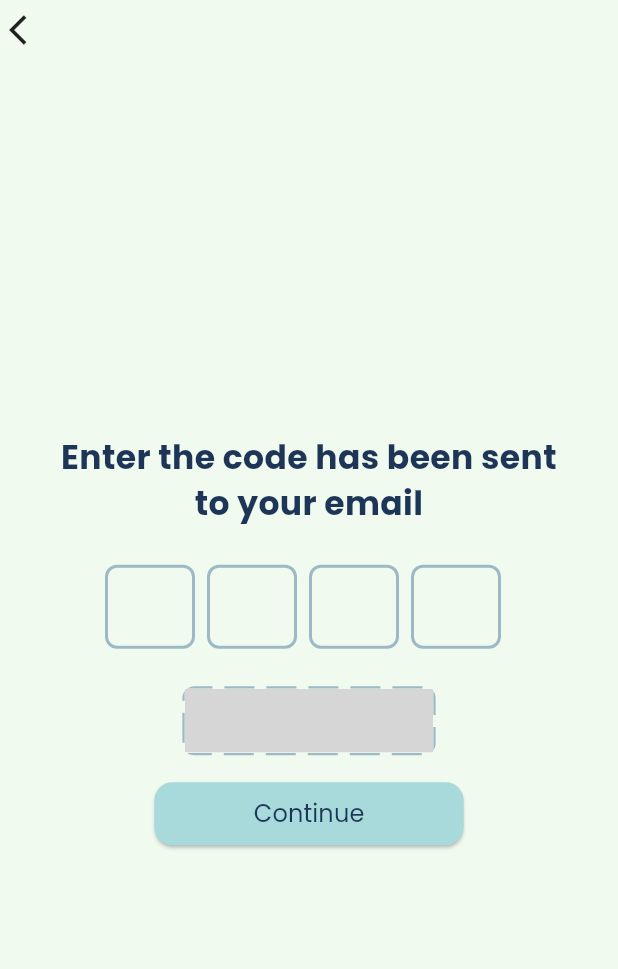
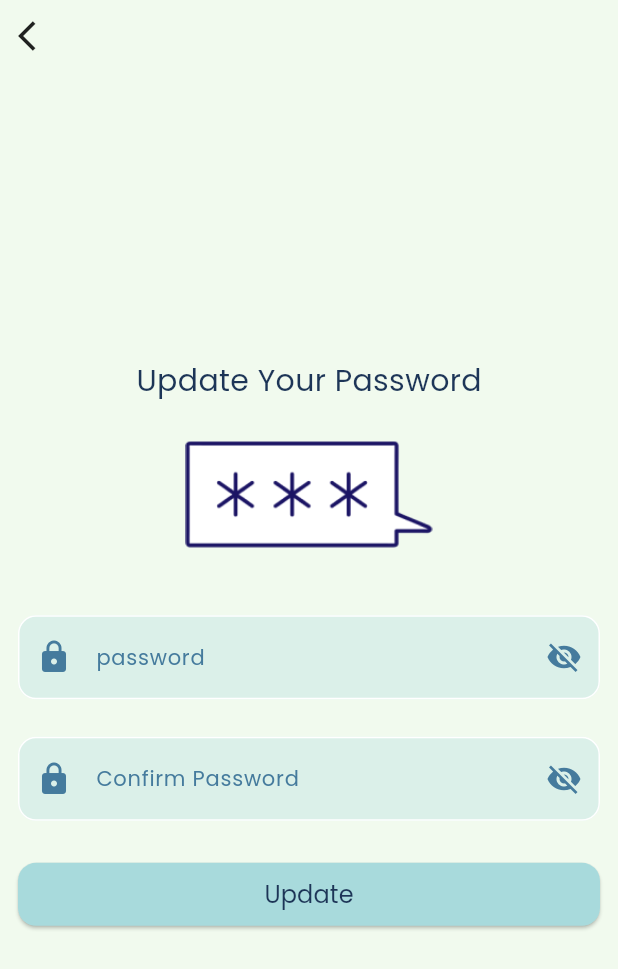
Before and after one commit to AbdelrhmanNashaat/TalentHub, a Flutter app: the VerifyCodeView screen opened directly, after a tap on "Continue", on a phone screen of 412 x 824 dp. Shown: the top 969 px of the screen. Run offline on Flutter 3.47's test engine with Material 3 defaults, Android fonts, the phone set to English and light mode, and no system bars; drawn by our look-alikes of dotted_border, flutter_otp_text_field; our stand-ins replace dio, firebase_auth, firebase_core, flutter_animate, flutter_bloc, fluttertoast and 5 more; missing offline and left inert: timer_button; accounts and stored records are empty; grey boxes are pictures that could not be loaded.

Commit message:
Refactor assets and add new images for forget password feature

```diff
--- a/lib/core/utils/assets.dart
+++ b/lib/core/utils/assets.dart
@@ -10,4 +10,6 @@ class Assets {
   static const String loginImage = 'assets/images/loginImage.png';
   static const String signUpImage = 'assets/images/signUpImage.png';
   static const String forgetPasswordImage = 'assets/images/resetPassImage.png';
+  static const String newPassword = 'assets/images/newPassword.png';
+  static const String updatePassword = 'assets/images/passwordUpdated.png';
 }
--- /dev/null
+++ b/lib/features/forget_password/presentation/views/new_pass_view.dart
@@ -0,0 +1,16 @@
+import 'package:flutter/material.dart';
+
+import '../../../../constant.dart';
+import 'new_pass_view_body.dart';
+
+class NewPassView extends StatelessWidget {
+  const NewPassView({super.key});
+
+  @override
+  Widget build(BuildContext context) {
+    return Scaffold(
+      backgroundColor: Constant.scaffoldColor,
+      body: const SafeArea(child: NewPassViewBody()),
+    );
+  }
+}
--- /dev/null
+++ b/lib/features/forget_password/presentation/views/new_pass_view_body.dart
@@ -0,0 +1,105 @@
+import 'package:flutter/material.dart';
+import 'package:hire_me/core/utils/assets.dart';
+import 'package:hire_me/core/utils/text_styles.dart';
+import 'package:hire_me/features/forget_password/presentation/views/chang_pass_success_view.dart';
+
+import '../../../../core/common/functions.dart';
+import '../../../../core/widgets/back_button.dart';
+import '../../../../core/widgets/button.dart';
+import '../../../../core/widgets/text_field.dart';
+
+class NewPassViewBody extends StatefulWidget {
+  const NewPassViewBody({super.key});
+
+  @override
+  State<NewPassViewBody> createState() => _NewPassViewBodyState();
+}
+
+class _NewPassViewBodyState extends State<NewPassViewBody> {
+  final _formKey = GlobalKey<FormState>();
+  @override
+  Widget build(BuildContext context) {
+    var size = MediaQuery.of(context).size;
+    return Padding(
+      padding: const EdgeInsets.symmetric(horizontal: 12),
+      child: Form(
+        key: _formKey,
+        child: Column(
+          crossAxisAlignment: CrossAxisAlignment.start,
+          children: [
+            const SizedBox(height: 12),
+            const CustomBackWidget(),
+            const Spacer(),
+            Center(
+              child: Text(
+                'Update Your Password',
+                style: CustomTextStyles.style16Medium.copyWith(fontSize: 20),
+              ),
+            ),
+            const SizedBox(height: 25),
+            Center(
+              child: Image.asset(
+                Assets.newPassword,
+                width: size.width * 0.4,
+              ),
+            ),
+            const SizedBox(height: 45),
+            CustomTextField(
+              controller: TextEditingController(),
+              hintText: 'password',
+              prefixIcon: Icons.lock,
+              obscureText: true,
+              validationValue: (value) {
+                if (value == null || value.isEmpty) {
+                  return 'Password is required';
+                }
+                if (value.length < 6) {
+                  return 'Password must be at least 6 characters';
+                }
+                if (!RegExp(r'[A-Z]').hasMatch(value)) {
+                  return 'Password must contain at least one uppercase letter';
+                }
+                if (!RegExp(r'[0-9]').hasMatch(value)) {
+                  return 'Password must contain at least one number';
+                }
+                if (!RegExp(r'[!@#$%^&*(),.?":{}|<>]').hasMatch(value)) {
+                  return 'Password must contain at least one special character';
+                }
+                return null;
+              },
+            ),
+            const SizedBox(height: 25),
+            CustomTextField(
+              hintText: 'Confirm Password',
+              obscureText: true,
+              prefixIcon: Icons.lock,
+              validationValue: (value) {
+                if (value == null || value.isEmpty) {
+                  return 'Confirm Password is required';
+                }
+                // if (value != signUpCubit.passwordController.text) {
+                //   return 'Passwords do not match';
+                // }
+                return null;
+              },
+              controller: TextEditingController(),
+            ),
+            const SizedBox(height: 25),
+            CustomButton(
+              text: 'Update',
+              onPressed: () {
+                CommonFunctions().navWithReplacement(
+                  context: context,
+                  pageName: const ChangPassSuccessView(),
+                );
+                if (_formKey.currentState!.validate()) {}
+              },
+              size: size,
+            ),
+            const Spacer(),
+          ],
+        ),
+      ),
+    );
+  }
+}
--- a/lib/features/forget_password/presentation/views/verify_code_view_body.dart
+++ b/lib/features/forget_password/presentation/views/verify_code_view_body.dart
@@ -1,14 +1,11 @@
-import 'package:dotted_border/dotted_border.dart';
 import 'package:flutter/material.dart';
-import 'package:flutter_otp_text_field/flutter_otp_text_field.dart';
 import 'package:hire_me/core/utils/text_styles.dart';
-import 'package:timer_button/timer_button.dart';
-
-import '../../../../constant.dart';
+import 'package:hire_me/features/forget_password/presentation/views/new_pass_view.dart';
 import '../../../../core/common/functions.dart';
 import '../../../../core/widgets/back_button.dart';
 import '../../../../core/widgets/button.dart';
-import 'verify_code_view.dart';
+import 'widgets/otp_widget.dart';
+import 'widgets/resend_code_widget.dart';
 
 class VerifyCodeViewBody extends StatelessWidget {
   const VerifyCodeViewBody({super.key});
@@ -17,11 +14,11 @@ class VerifyCodeViewBody extends StatelessWidget {
   Widget build(BuildContext context) {
     final Size size = MediaQuery.of(context).size;
     return Padding(
-      padding: const EdgeInsets.symmetric(horizontal: 6),
+      padding: const EdgeInsets.symmetric(horizontal: 12),
       child: Column(
         crossAxisAlignment: CrossAxisAlignment.start,
         children: [
-          const SizedBox(height: 8),
+          const SizedBox(height: 12),
           const CustomBackWidget(),
           const Spacer(),
           Center(
@@ -29,9 +26,7 @@ class VerifyCodeViewBody extends StatelessWidget {
               children: [
                 Text(
                   'Enter the code has been sent\nto your email',
-                  style: CustomTextStyles.style24Bold.copyWith(
-                    fontSize: 22,
-                  ),
+                  style: CustomTextStyles.style24Bold.copyWith(fontSize: 22),
                   textAlign: TextAlign.center,
                 ),
                 const SizedBox(height: 25),
@@ -44,7 +39,7 @@ class VerifyCodeViewBody extends StatelessWidget {
                   onPressed: () {
                     CommonFunctions().navWithoutReplacement(
                       context: context,
-                      pageName: const VerifyCodeView(),
+                      pageName: const NewPassView(),
                     );
                   },
                   size: size,
@@ -59,69 +54,3 @@ class VerifyCodeViewBody extends StatelessWidget {
     );
   }
 }
-
-class ResendCodeWidget extends StatelessWidget {
-  const ResendCodeWidget({
-    super.key,
-    required this.size,
-  });
-
-  final Size size;
-
-  @override
-  Widget build(BuildContext context) {
-    return ClipRRect(
-      borderRadius: BorderRadius.circular(8),
-      child: DottedBorder(
-        color: Constant.borderColor,
-        radius: const Radius.circular(8),
-        strokeWidth: 3,
-        dashPattern: const [
-          20,
-          8,
-        ],
-        child: SizedBox(
-          width: size.width * 0.4,
-          height: 42,
-          child: TimerButton.builder(
-            resetTimerOnPressed: true,
-            builder: (context, timeLeft) {
-              return Center(
-                child: Text(
-                  timeLeft > 0 ? "try again in $timeLeft" : "Resend Code",
-                  style: CustomTextStyles.style16Medium.copyWith(
-                    fontSize: 14,
-                    color: timeLeft > 0 ? Colors.red : Constant.iconColor,
-                  ),
-                ),
-              );
-            },
-            onPressed: () {},
-            timeOutInSeconds: 60,
-          ),
-        ),
-      ),
-    );
-  }
-}
-
-class OtpWidget extends StatelessWidget {
-  const OtpWidget({
-    super.key,
-  });
-
-  @override
-  Widget build(BuildContext context) {
-    return OtpTextField(
-      borderWidth: 2,
-      fieldWidth: 60,
-      borderRadius: BorderRadius.circular(8),
-      numberOfFields: 4,
-      enabledBorderColor: Constant.borderColor,
-      focusedBorderColor: Constant.iconColor,
-      showFieldAsBox: true,
-      onCodeChanged: (String code) {},
-      onSubmit: (String verificationCode) {},
-    );
-  }
-}
--- /dev/null
+++ b/lib/features/forget_password/presentation/views/widgets/otp_widget.dart
@@ -0,0 +1,25 @@
+import 'package:flutter/material.dart';
+import 'package:flutter_otp_text_field/flutter_otp_text_field.dart';
+
+import '../../../../../constant.dart';
+
+class OtpWidget extends StatelessWidget {
+  const OtpWidget({
+    super.key,
+  });
+
+  @override
+  Widget build(BuildContext context) {
+    return OtpTextField(
+      borderWidth: 2,
+      fieldWidth: 60,
+      borderRadius: BorderRadius.circular(8),
+      numberOfFields: 4,
+      enabledBorderColor: Constant.borderColor,
+      focusedBorderColor: Constant.iconColor,
+      showFieldAsBox: true,
+      onCodeChanged: (String code) {},
+      onSubmit: (String verificationCode) {},
+    );
+  }
+}
--- /dev/null
+++ b/lib/features/forget_password/presentation/views/widgets/resend_code_widget.dart
@@ -0,0 +1,51 @@
+import 'package:dotted_border/dotted_border.dart';
+import 'package:flutter/material.dart';
+import 'package:timer_button/timer_button.dart';
+
+import '../../../../../constant.dart';
+import '../../../../../core/utils/text_styles.dart';
+
+class ResendCodeWidget extends StatelessWidget {
+  const ResendCodeWidget({
+    super.key,
+    required this.size,
+  });
+
+  final Size size;
+
+  @override
+  Widget build(BuildContext context) {
+    return ClipRRect(
+      borderRadius: BorderRadius.circular(8),
+      child: DottedBorder(
+        color: Constant.borderColor,
+        radius: const Radius.circular(8),
+        strokeWidth: 3,
+        dashPattern: const [
+          20,
+          8,
+        ],
+        child: SizedBox(
+          width: size.width * 0.4,
+          height: 42,
+          child: TimerButton.builder(
+            resetTimerOnPressed: true,
+            builder: (context, timeLeft) {
+              return Center(
+                child: Text(
+                  timeLeft > 0 ? "try again in $timeLeft" : "Resend Code",
+                  style: CustomTextStyles.style16Medium.copyWith(
+                    fontSize: 14,
+                    color: timeLeft > 0 ? Colors.red : Constant.primaryColor,
+                  ),
+                ),
+              );
+            },
+            onPressed: () {},
+            timeOutInSeconds: 30,
+          ),
+        ),
+      ),
+    );
+  }
+}
```
Also changed, not shown: lib/features/forget_password/presentation/views/chang_pass_success_view.dart (added, +16 -0 lines), lib/features/forget_password/presentation/views/chang_pass_success_view_body.dart (added, +53 -0 lines), lib/features/forget_password/presentation/views/forget_pass_view_body.dart (+4 -30 lines), lib/features/forget_password/presentation/views/widgets/forget_pass_main_widget.dart (added, +51 -0 lines), lib/features/sign_up/presentation/views/sign_up_view_body.dart (+10 -0 lines), assets/images/newPassword.png (added), assets/images/passwordUpdated.png (added).
